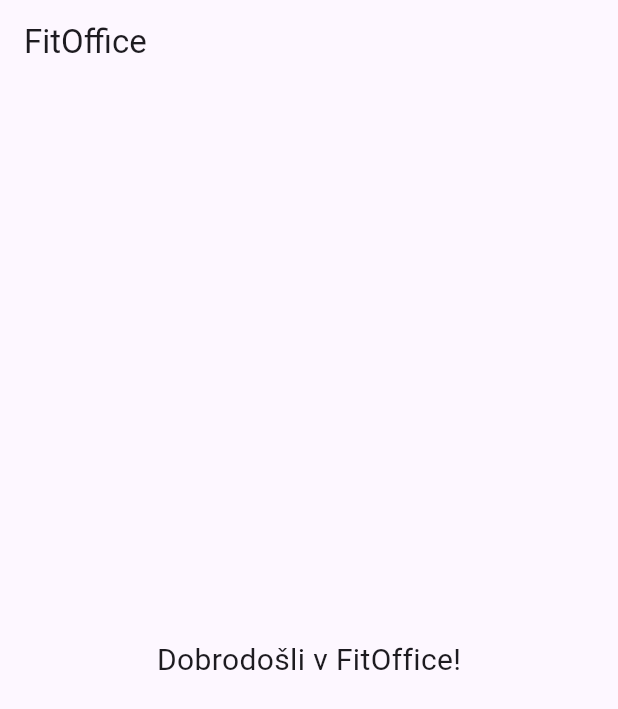
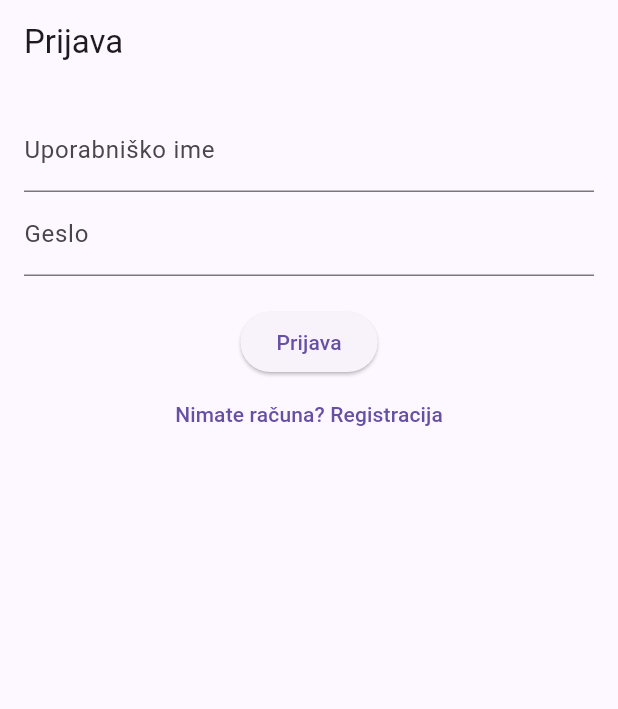
Before and after one commit to ErikHostnik/Zdravo-ivljenje-v-podjetju, a Flutter app: the screen it shows after launch, on a phone screen of 412 x 824 dp. Shown: the top 709 px of the screen. Run offline on Flutter 3.47's test engine with Material 3 defaults, Android fonts, the phone set to English and light mode, and no system bars.

Commit message:
ZDRAV-38 Ustvarjena osnovna prijava in registracija za mobile app in povezava z nasim api

```diff
--- /dev/null
+++ b/frontend/app/mobile_app/lib/login_register.dart
@@ -0,0 +1,90 @@
+import 'package:flutter/material.dart';
+import 'package:http/http.dart' as http;
+import 'dart:convert';
+
+//Glavni widget za prijavo in registracijo
+class LoginRegisterPage extends StatefulWidget {
+  const LoginRegisterPage({super.key});
+
+  @override
+  State<LoginRegisterPage> createState() => _LoginRegisterPageState();
+}
+
+class _LoginRegisterPageState extends State<LoginRegisterPage> {
+  bool isLogin = true;
+  final TextEditingController usernameCtrl = TextEditingController();
+  final TextEditingController emailCtrl = TextEditingController();
+  final TextEditingController passwordCtrl = TextEditingController();
+
+  final String baseUrl = 'http://localhost:3001/api/users'; // zamenjaj z IP ce se bo testiral na fizični napravi cuj ne pozabit cors
+
+//Funkcija ki se izvede ob kliko na gumb za prijavo ali registracjo
+  Future<void> _submit() async {
+    final username = usernameCtrl.text;
+    final email = emailCtrl.text;
+    final password = passwordCtrl.text;
+
+    try {
+      final url = isLogin ? '$baseUrl/login' : '$baseUrl';
+      final response = await http.post(
+        Uri.parse(url),
+        headers: {'Content-Type': 'application/json'},
+        body: jsonEncode(isLogin
+            ? {'username': username, 'password': password}
+            : {
+                'username': username,
+                'email': email,
+                'password': password,
+              }),
+      );
+
+      if (response.statusCode == 200 || response.statusCode == 201) {
+        final data = jsonDecode(response.body);
+        ScaffoldMessenger.of(context).showSnackBar(
+          SnackBar(content: Text('${isLogin ? 'Prijava' : 'Registracija'} uspešna!')),
+        );
+        print(data);
+      } else {
+        ScaffoldMessenger.of(context).showSnackBar(
+          SnackBar(content: Text('Napaka: ${response.body}')),
+        );
+      }
+    } catch (e) {
+      ScaffoldMessenger.of(context).showSnackBar(
+        SnackBar(content: Text('Napaka pri povezavi: $e')),
+      );
+    }
+  }
+
+
+  //Tukaj se določi UI (spremeni gleden na isLogin)
+  @override
+  Widget build(BuildContext context) {
+    return Scaffold(
+      appBar: AppBar(title: Text(isLogin ? 'Prijava' : 'Registracija')),
+      body: Padding(
+        padding: const EdgeInsets.all(16),
+        child: Column(
+          children: [
+            TextField(controller: usernameCtrl, decoration: const InputDecoration(labelText: 'Uporabniško ime')),
+            if (!isLogin)
+              TextField(controller: emailCtrl, decoration: const InputDecoration(labelText: 'Email')),
+            TextField(
+              controller: passwordCtrl,
+              decoration: const InputDecoration(labelText: 'Geslo'),
+              obscureText: true,
+            ),
+            const SizedBox(height: 20),
+            ElevatedButton(onPressed: _submit, child: Text(isLogin ? 'Prijava' : 'Registracija')),
+            TextButton(
+              onPressed: () {
+                setState(() => isLogin = !isLogin);
+              },
+              child: Text(isLogin ? 'Nimate računa? Registracija' : 'Imate račun? Prijava'),
+            )
+          ],
+        ),
+      ),
+    );
+  }
+}
--- a/frontend/app/mobile_app/lib/main.dart
+++ b/frontend/app/mobile_app/lib/main.dart
@@ -1,4 +1,5 @@
 import 'package:flutter/material.dart';
+import 'login_register.dart';
 
 void main() {
   runApp(const FitOfficeApp());
@@ -20,26 +21,7 @@
           inversePrimary: const Color(0xFFBB86FC),
         ),
       ),
-      home: const HomePage(),
+      home: const LoginRegisterPage(),
     );
   }
 }
-
-class HomePage extends StatelessWidget {
-  const HomePage({super.key});
-
-  @override
-  Widget build(BuildContext context) {
-    return Scaffold(
-      appBar: AppBar(
-        title: const Text('FitOffice'),
-      ),
-      body: const Center(
-        child: Text(
-          'Dobrodošli v FitOffice!',
-          style: TextStyle(fontSize: 20),
-        ),
-      ),
-    );
-  }
-}
```
Also changed, not shown: frontend/app/mobile_app/pubspec.yaml (+3 -67 lines), frontend/app/mobile_app/pubspec.lock.
